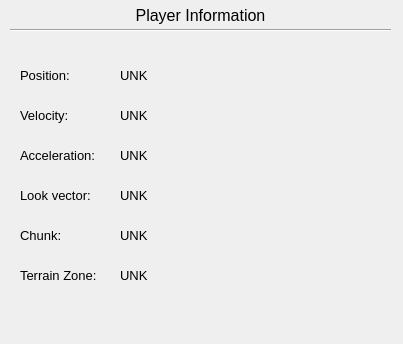
First picture: the form in assignment_package/forms/playerinfo.ui, repository DhruvG99/cis460-mini-minecraft-project, before the edit.
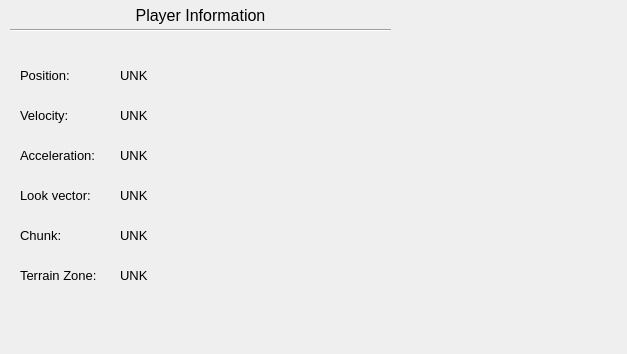
Second picture: the form after the edit.

What changed in the file:
```diff
--- a/assignment_package/forms/playerinfo.ui
+++ b/assignment_package/forms/playerinfo.ui
@@ -6,8 +6,8 @@
    <rect>
     <x>0</x>
     <y>0</y>
-    <width>403</width>
-    <height>344</height>
+    <width>627</width>
+    <height>354</height>
    </rect>
   </property>
   <property name="windowTitle">
@@ -70,7 +70,7 @@
     <rect>
      <x>120</x>
      <y>60</y>
-     <width>271</width>
+     <width>471</width>
      <height>31</height>
     </rect>
    </property>
@@ -106,7 +106,7 @@
     <rect>
      <x>120</x>
      <y>100</y>
-     <width>271</width>
+     <width>481</width>
      <height>31</height>
     </rect>
    </property>
@@ -142,7 +142,7 @@
     <rect>
      <x>120</x>
      <y>140</y>
-     <width>271</width>
+     <width>451</width>
      <height>31</height>
     </rect>
    </property>
@@ -160,7 +160,7 @@
     <rect>
      <x>120</x>
      <y>180</y>
-     <width>271</width>
+     <width>491</width>
      <height>31</height>
     </rect>
    </property>
@@ -214,7 +214,7 @@
     <rect>
      <x>120</x>
      <y>220</y>
-     <width>271</width>
+     <width>481</width>
      <height>31</height>
     </rect>
    </property>
@@ -250,7 +250,7 @@
     <rect>
      <x>120</x>
      <y>260</y>
-     <width>271</width>
+     <width>471</width>
      <height>31</height>
     </rect>
    </property>
```
